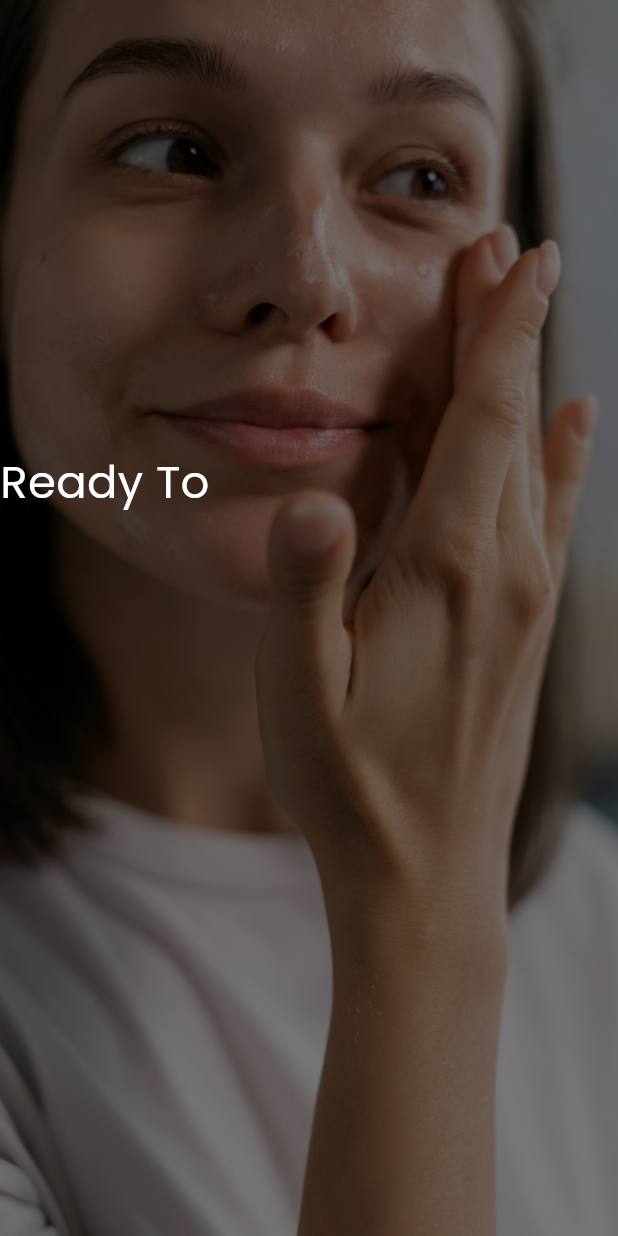
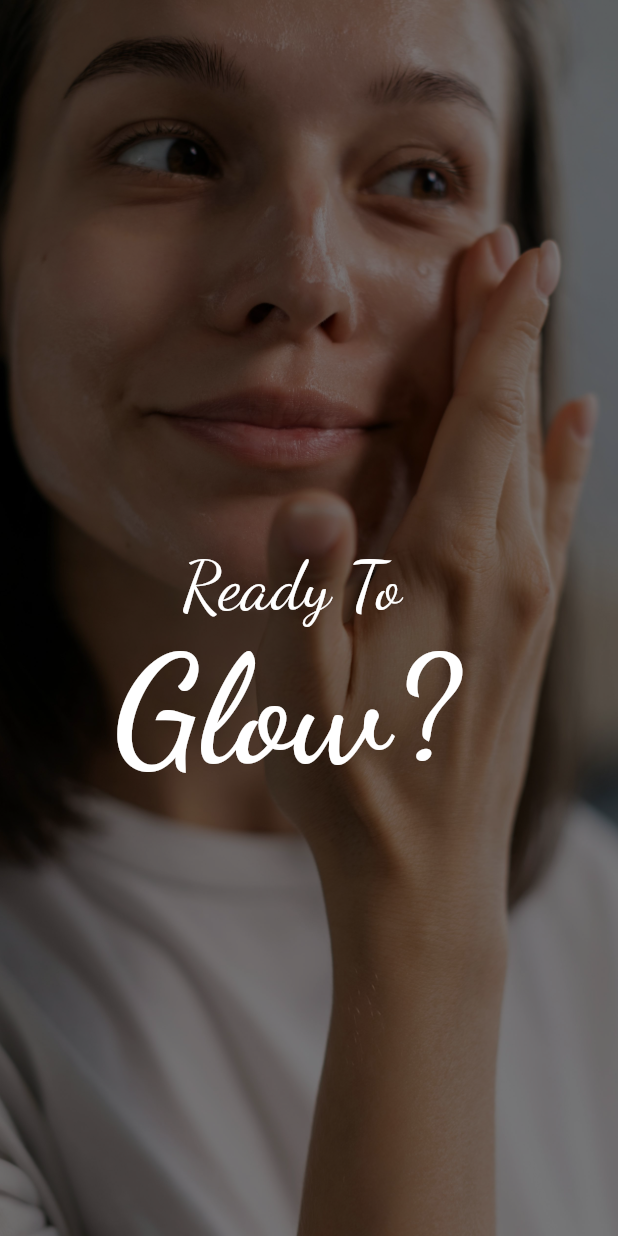
Before and after one commit to dhrruvchotai/Flutter_UI_Designes, a Flutter app: the OnboardingReadyToGlowScreen screen opened directly, on a phone screen of 412 x 824 dp. Run offline on Flutter 3.47's test engine with Material 3 defaults, Android fonts, the phone set to English and light mode, and no system bars; our stand-ins replace google_fonts.

Commit message:
on boarding screens done

```diff
--- a/lib/beauty_products_app_design/screens/on_boarding_screens/onboarding_ready_to_glow_screen.dart
+++ b/lib/beauty_products_app_design/screens/on_boarding_screens/onboarding_ready_to_glow_screen.dart
@@ -23,14 +23,27 @@ class OnboardingReadyToGlowScreen extends StatelessWidget {
                 children: [
                   Text(
                     "Ready To",
-                    style: GoogleFonts.poppins(
+                    style: GoogleFonts.dancingScript(
                       color: Colors.white,
-                      fontSize: 30,
+                      fontSize: 45,
                     ),
                   ),
                 ],
               ),
-              top: 300,
+              top: MediaQuery.of(context).size.height / 2.3,
+              left: MediaQuery.of(context).size.height / 6.8,
+            ),
+            Positioned(
+              child: Text(
+                "Glow?",
+                style: GoogleFonts.dancingScript(
+                  fontSize: 100,
+                  color: Colors.white,
+                  fontWeight: FontWeight.bold,
+                ),
+              ),
+              top: MediaQuery.of(context).size.height / 2.05,
+              left: MediaQuery.of(context).size.width / 5.5,
             ),
           ],
         ),
--- a/lib/main.dart
+++ b/lib/main.dart
@@ -1,6 +1,8 @@
 import 'package:flutter/material.dart';
-import 'package:flutter_ui_designes/beauty_products_app_design/screens/on_boarding_screens/onboarding_ready_to_glow_screen.dart';
+import 'package:flutter_ui_designes/beauty_products_app_design/screens/on_boarding_screens/on_boarding_screens.dart';
 
 void main() {
-  runApp(MaterialApp(home: OnboardingReadyToGlowScreen()));
+  runApp(
+    MaterialApp(debugShowCheckedModeBanner: false, home: OnBoardingScreens()),
+  );
 }
```
Also changed, not shown: lib/beauty_products_app_design/screens/on_boarding_screens/on_boarding_screens.dart (added, +86 -0 lines), 1 other file.
